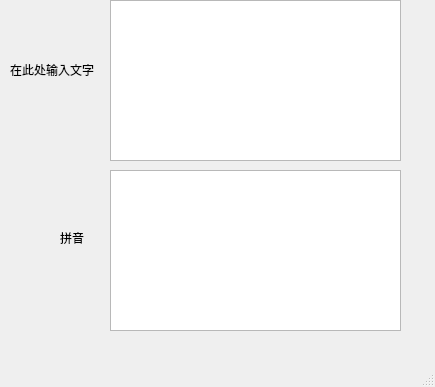
Before: the Qt Designer form howcanireadit.ui in MCTF-Alpha-27/HowCanIReadIt, drawn with Qt 5.
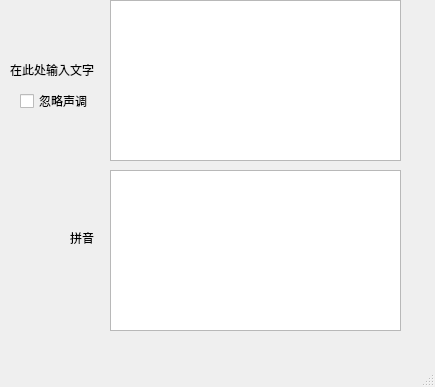
After: the same form once the commit is applied.

Commit message: 增加了是否忽略声调的勾选框

What changed in the file:
```diff
--- a/howcanireadit.ui
+++ b/howcanireadit.ui
@@ -50,7 +50,7 @@
    <widget class="QLabel" name="label_2">
     <property name="geometry">
      <rect>
-      <x>60</x>
+      <x>70</x>
       <y>230</y>
       <width>31</width>
       <height>16</height>
@@ -60,6 +60,19 @@
      <string>拼音</string>
     </property>
    </widget>
+   <widget class="QCheckBox" name="checkBox">
+    <property name="geometry">
+     <rect>
+      <x>20</x>
+      <y>90</y>
+      <width>71</width>
+      <height>22</height>
+     </rect>
+    </property>
+    <property name="text">
+     <string>忽略声调</string>
+    </property>
+   </widget>
   </widget>
   <widget class="QMenuBar" name="menubar">
    <property name="geometry">
```
The commit also changes 2 other files.
